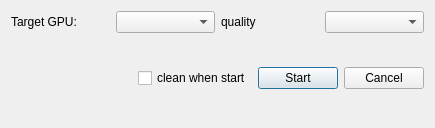
The window that Sources/Tools/QtTools/ReloadSprites/DialogReloadSprites.ui (xaoctech/dava.engine) describes before a commit, drawn with Qt 5.
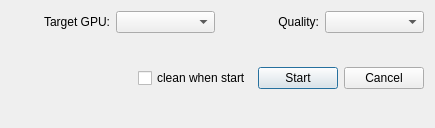
The same window after the commit.

Commit message: [DF-6267] UI of DialogReloadSprites fixed

What changed in the file:
```diff
--- a/Sources/Tools/QtTools/ReloadSprites/DialogReloadSprites.ui
+++ b/Sources/Tools/QtTools/ReloadSprites/DialogReloadSprites.ui
@@ -21,9 +21,15 @@
     <layout class="QHBoxLayout" name="horizontalLayout">
      <item>
       <widget class="QLabel" name="label_targetGPU">
+       <property name="layoutDirection">
+        <enum>Qt::LeftToRight</enum>
+       </property>
        <property name="text">
         <string>Target GPU:</string>
        </property>
+       <property name="alignment">
+        <set>Qt::AlignRight|Qt::AlignTrailing|Qt::AlignVCenter</set>
+       </property>
       </widget>
      </item>
      <item>
@@ -32,7 +38,10 @@
      <item>
       <widget class="QLabel" name="label_quality">
        <property name="text">
-        <string>quality</string>
+        <string>Quality:</string>
+       </property>
+       <property name="alignment">
+        <set>Qt::AlignRight|Qt::AlignTrailing|Qt::AlignVCenter</set>
        </property>
       </widget>
      </item>
```
